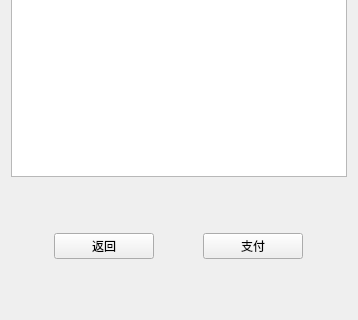
Qt form text.ui (sg-first/Express-System) before a commit; both pictures show x 0 to 358 and y 280 to 600 of the 358 by 600 pixel window.
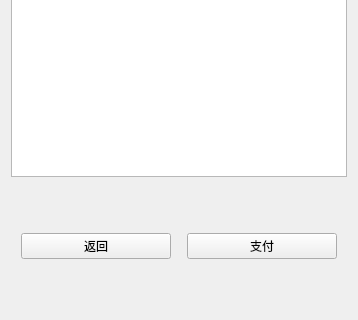
The same form after that commit.

```diff
--- a/text.ui
+++ b/text.ui
@@ -39,13 +39,13 @@
       <widget class="QPushButton" name="pushButton">
        <property name="sizePolicy">
         <sizepolicy hsizetype="Minimum" vsizetype="Minimum">
-         <horstretch>0</horstretch>
+         <horstretch>1</horstretch>
          <verstretch>0</verstretch>
         </sizepolicy>
        </property>
        <property name="maximumSize">
         <size>
-         <width>100</width>
+         <width>150</width>
          <height>50</height>
         </size>
        </property>
@@ -58,13 +58,13 @@
       <widget class="QPushButton" name="pay">
        <property name="sizePolicy">
         <sizepolicy hsizetype="Minimum" vsizetype="Minimum">
-         <horstretch>0</horstretch>
+         <horstretch>1</horstretch>
          <verstretch>0</verstretch>
         </sizepolicy>
        </property>
        <property name="maximumSize">
         <size>
-         <width>100</width>
+         <width>150</width>
          <height>50</height>
         </size>
        </property>
```
